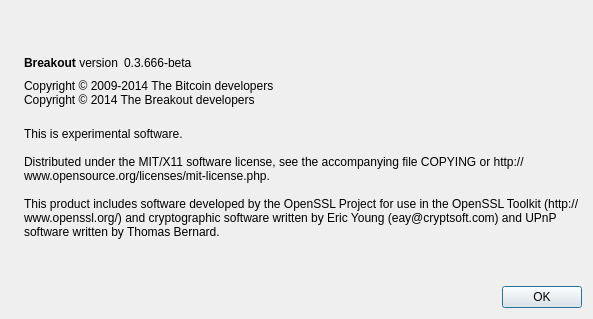
Old version of the form src/qt/forms/aboutdialog.ui in the repository BreakoutCoin/Breakout-Chain-Client.
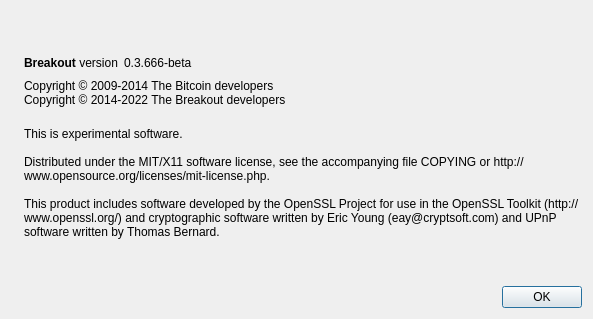
New version of the form. Icons and pictures are not drawn.

Diff of the .ui file:
```diff
--- a/src/qt/forms/aboutdialog.ui
+++ b/src/qt/forms/aboutdialog.ui
@@ -92,7 +92,7 @@
        </property>
        <property name="text">
         <string>Copyright © 2009-2014 The Bitcoin developers
-Copyright © 2014 The Breakout developers</string>
+Copyright © 2014-2022 The Breakout developers</string>
        </property>
        <property name="textInteractionFlags">
         <set>Qt::LinksAccessibleByMouse|Qt::TextSelectableByKeyboard|Qt::TextSelectableByMouse</set>
```
